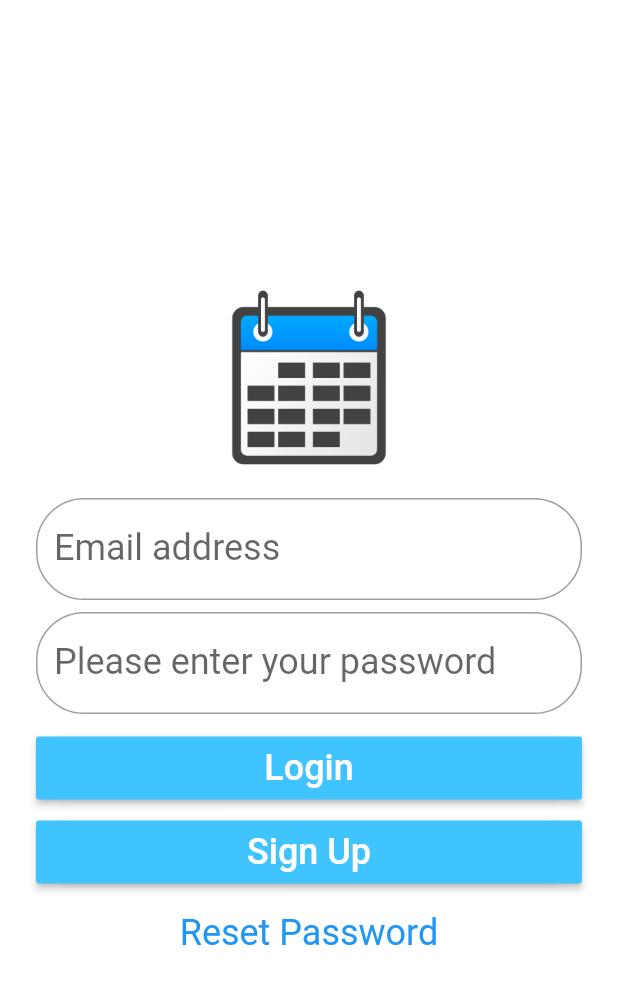
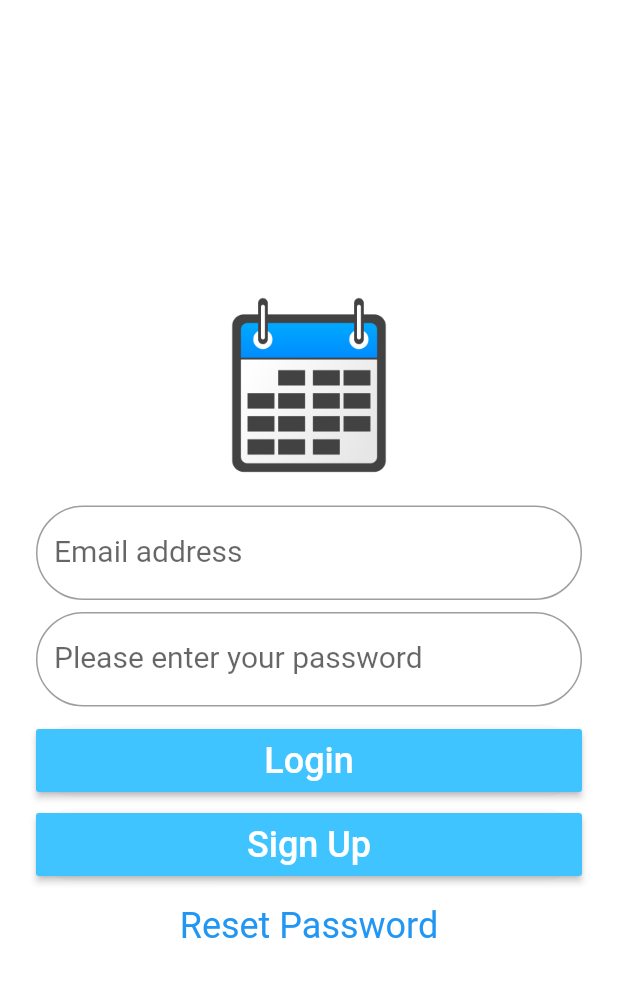
Before and after one commit to mattgraham1/FlutterCalendar, a Flutter app: the screen it shows after launch, on a phone screen of 412 x 824 dp. Shown: the top 984 px of the screen. Run offline on Flutter 3.47's test engine with Material 2 defaults, Android fonts, the phone set to English and light mode, and no system bars; our stand-ins replace cloud_firestore, datetime_picker_formfield, firebase_auth, firebase_messaging, google_sign_in; accounts and stored records are empty.

```diff
--- a/lib/splash_screen.dart
+++ b/lib/splash_screen.dart
@@ -143,13 +143,13 @@ class _SplashPageState extends State<SplashPage> {
     final emailWidget = new TextFormField(
       keyboardType: TextInputType.emailAddress,
       decoration: new InputDecoration(
-          hintText: 'firstname.lastname@gmail.com',
+          hintText: 'email@gmail.com',
           labelText: 'Email address',
           border: OutlineInputBorder(
               borderRadius: BorderRadius.circular(32.0)
           )
       ),
-      style: TextStyle(fontSize: 24.0, color: Colors.black),
+      style: TextStyle(fontSize: 20.0, color: Colors.black),
       validator: this.validateEmail,
       onSaved: (String value) {
         this._data.email = value;
@@ -165,7 +165,7 @@ class _SplashPageState extends State<SplashPage> {
               borderRadius: BorderRadius.circular(32.0)
           )
       ),
-      style: TextStyle(fontSize: 24.0, color: Colors.black),
+      style: TextStyle(fontSize: 20.0, color: Colors.black),
       validator: this.validatePassword,
       onSaved: (String value) {
         this._data.password = value;
```
